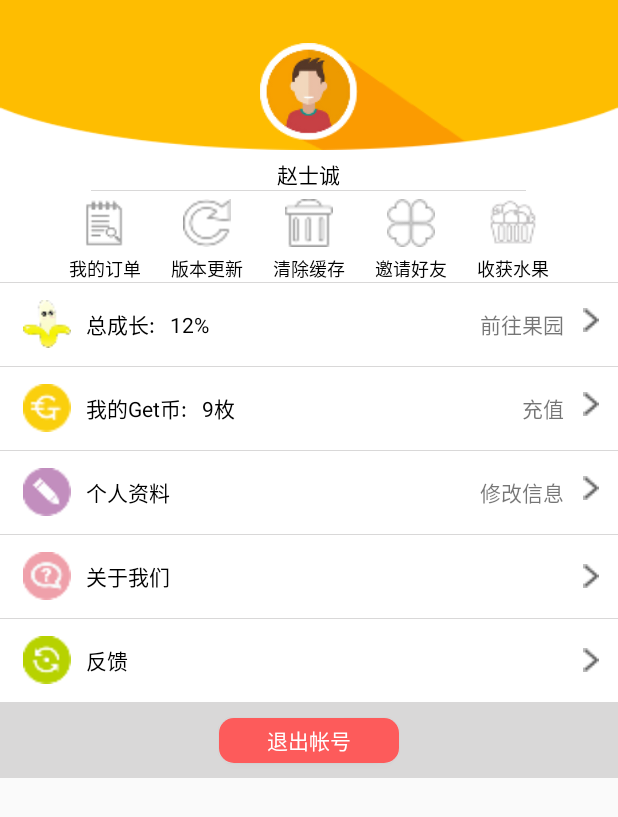
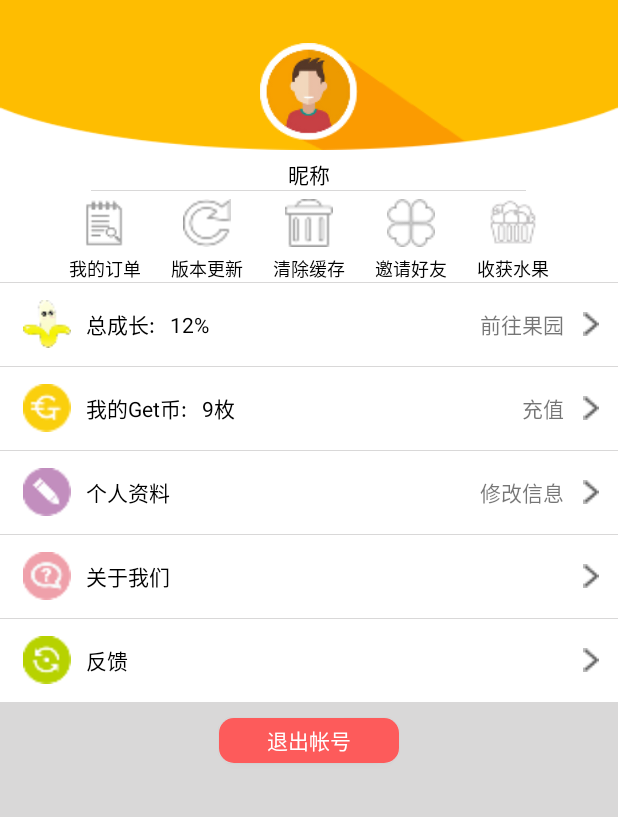
Before and after one commit to SengarWu/MrFruit, an Android app: the fragment MeFragment shown on its own in the app's theme, on a phone screen of 412 x 824 dp. Shown: the top 817 px of the screen. Run offline under Robolectric (Android 15) with nearby library versions, the phone set to English and light mode, and no system bars.

Commit message:
fragment_我的界面

```diff
--- a/app/src/main/java/com/xpple/fruits/me/ui/MeFragment.java
+++ b/app/src/main/java/com/xpple/fruits/me/ui/MeFragment.java
@@ -4,16 +4,90 @@ import android.os.Bundle;
 import android.view.LayoutInflater;
 import android.view.View;
 import android.view.ViewGroup;
+import android.widget.Button;
+import android.widget.ImageButton;
+import android.widget.ImageView;
+import android.widget.LinearLayout;
+import android.widget.TextView;
 
 import com.xpple.fruits.R;
 import com.xpple.fruits.base.BaseFragment;
 
-public class MeFragment extends BaseFragment {
+public class MeFragment extends BaseFragment implements View.OnClickListener {
+
+    private View parentView;
+    private ImageView iv_mine_head;
+    private TextView tv_mine_nickname;
+    private ImageButton ib_mine_list;
+    private ImageButton ib_mine_update;
+    private ImageButton ib_mine_delete;
+    private ImageButton ib_mine_add;
+    private ImageButton ib_mine_fruit;
+    private TextView tv_mine_growth;
+    private TextView tv_get_coin;
+    private LinearLayout ll_mine_orchard;
+    private LinearLayout ll_mine_getcoin;
+    private LinearLayout ll_mine_address;
+    private LinearLayout ll_mine_about;
+    private LinearLayout ll_mine_back;
+    private Button bt_mine_out;
+
+
 
     @Override
     public View onCreateView(LayoutInflater inflater, ViewGroup container,
                              Bundle savedInstanceState) {
+        parentView = inflater.inflate(R.layout.fragment_me, container, false);
+        initView();
+        return parentView;
+    }
 
-        return inflater.inflate(R.layout.fragment_me, container, false);
+    private void initView() {
+        ib_mine_list = (ImageButton) parentView.findViewById(R.id.ib_mine_list);
+        ib_mine_list.setOnClickListener(this);
+    }
+
+    @Override
+    public void onClick(View v) {
+        switch (v.getId())
+        {
+
+            case R.id.ib_mine_list://我的订单
+
+                break;
+            case R.id.ib_mine_update://版本更新
+
+                break;
+
+            case R.id.ib_mine_delete://清除缓存
+
+                break;
+
+            case R.id.ib_mine_add://邀请好友
+
+                break;
+
+            case R.id.ib_mine_fruit://收获水果
+
+                break;
+            case R.id.ll_mine_orchard://前往果园
+
+                break;
+            case R.id.ll_mine_getcoin://充值
+
+                break;
+            case R.id.ll_mine_personal://修改信息
+
+                break;
+            case R.id.ll_mine_about://关于我们
+
+                break;
+            case R.id.ll_mine_back://反馈
+
+                break;
+            case R.id.bt_mine_out://退出帐号
+
+                break;
+        }
     }
 }
--- a/app/src/main/res/layout/fragment_me.xml
+++ b/app/src/main/res/layout/fragment_me.xml
@@ -7,7 +7,8 @@
     <LinearLayout
         android:layout_width="match_parent"
         android:layout_height="match_parent"
-        android:orientation="vertical">
+        android:orientation="vertical"
+        android:background="@color/viewColor">
 
         <ScrollView
             android:layout_width="match_parent"
@@ -23,6 +24,7 @@
                     android:layout_height="100dp"
                     android:background="@mipmap/mine_background">
                     <ImageView
+                        android:id="@+id/iv_mine_head"
                         android:layout_width="65dp"
                         android:layout_height="65dp"
                         android:src="@mipmap/touxiang"
@@ -39,12 +41,13 @@
                     android:background="#ffffff">
 
                     <TextView
+                        android:id="@+id/tv_mine_nickname"
                         android:layout_width="wrap_content"
                         android:layout_height="wrap_content"
                         android:layout_gravity="center_horizontal"
                         android:layout_marginTop="5dp"
                         android:textColor="@color/content"
-                        android:text="赵士诚"
+                        android:text="昵称"
                         android:textSize="@dimen/textview_size"/>
 
                     <View
@@ -68,7 +71,7 @@
                             android:gravity="center">
 
                             <ImageButton
-                                android:id="@+id/mine_list"
+                                android:id="@+id/ib_mine_list"
                                 android:layout_width="32dp"
                                 android:layout_height="32dp"
                                 android:background="@color/transpant"
@@ -91,7 +94,7 @@
                             android:layout_marginLeft="20dp">
 
                             <ImageButton
-                                android:id="@+id/mine_update"
+                                android:id="@+id/ib_mine_update"
                                 android:layout_width="32dp"
                                 android:layout_height="32dp"
                                 android:scaleType="fitCenter"
@@ -114,7 +117,7 @@
                             android:layout_marginLeft="20dp">
 
                             <ImageButton
-                                android:id="@+id/mine_delete"
+                                android:id="@+id/ib_mine_delete"
                                 android:layout_width="32dp"
                                 android:layout_height="32dp"
                                 android:scaleType="fitCenter"
@@ -137,7 +140,7 @@
                             android:layout_marginLeft="20dp">
 
                             <ImageButton
-                                android:id="@+id/mine_add"
+                                android:id="@+id/ib_mine_add"
                                 android:layout_width="32dp"
                                 android:layout_height="32dp"
                                 android:scaleType="fitCenter"
@@ -160,7 +163,7 @@
                             android:layout_marginLeft="20dp">
 
                             <ImageButton
-                                android:id="@+id/mine_fruit"
+                                android:id="@+id/ib_mine_fruit"
                                 android:layout_width="32dp"
                                 android:layout_height="32dp"
                                 android:scaleType="fitCenter"
@@ -201,7 +204,7 @@
                             android:layout_marginLeft="10dp"/>
 
                         <TextView
-                            android:id="@+id/tv_get"
+                            android:id="@+id/tv_mine_growth"
                             android:layout_width="wrap_content"
                             android:layout_height="wrap_content"
                             android:layout_marginLeft="10dp"
@@ -210,9 +213,9 @@
                             android:text="12%"/>
 
                         <LinearLayout
-                            android:id="@+id/ll_get"
+                            android:id="@+id/ll_mine_orchard"
                             android:layout_width="match_parent"
-                            android:layout_height="wrap_content"
+                            android:layout_height="match_parent"
                             android:gravity="right"
                             android:paddingRight="10dp">
 
@@ -227,6 +230,7 @@
                             <ImageView
                                 android:layout_width="16dp"
                                 android:layout_height="16dp"
+                                android:layout_gravity="center_vertical"
                                 android:src="@mipmap/more"/>
 
                         </LinearLayout>
@@ -261,18 +265,23 @@
                             android:layout_marginLeft="10dp"/>
 
                         <TextView
-                            android:id="@+id/tv_money"
+                            android:id="@+id/tv_get_coin"
                             android:layout_width="wrap_content"
                             android:layout_height="wrap_content"
                             android:layout_marginLeft="10dp"
                             android:textSize="@dimen/textview_size"
                             android:textColor="@color/content"
-                            android:text="9枚"/>
-
+                            android:text="9"/>
+                        <TextView
+                            android:layout_width="wrap_content"
+                            android:layout_height="wrap_content"
+                            android:textSize="@dimen/textview_size"
+                            android:textColor="@color/content"
+                            android:text="枚"/>
                         <LinearLayout
-                            android:id="@+id/ll_orchard"
+                            android:id="@+id/ll_mine_getcoin"
                             android:layout_width="match_parent"
-                            android:layout_height="wrap_content"
+                            android:layout_height="match_parent"
                             android:gravity="right"
                             android:paddingRight="10dp">
 
@@ -287,6 +296,7 @@
                             <ImageView
                                 android:layout_width="16dp"
                                 android:layout_height="16dp"
+                                android:layout_gravity="center_vertical"
                                 android:src="@mipmap/more"/>
 
                         </LinearLayout>
@@ -328,9 +338,9 @@
 
 
                         <LinearLayout
-                            android:id="@+id/ll_address"
+                            android:id="@+id/ll_mine_personal"
                             android:layout_width="match_parent"
-                            android:layout_height="wrap_content"
+                            android:layout_height="match_parent"
                             android:gravity="right"
                             android:paddingRight="10dp">
 
@@ -345,6 +355,7 @@
                             <ImageView
                                 android:layout_width="16dp"
                                 android:layout_height="16dp"
+                                android:layout_gravity="center_vertical"
                                 android:src="@mipmap/more"/>
 
                         </LinearLayout>
@@ -378,15 +389,16 @@
                             android:layout_marginLeft="10dp"/>
 
                         <LinearLayout
-                            android:id="@+id/ll_about"
+                            android:id="@+id/ll_mine_about"
                             android:layout_width="match_parent"
-                            android:layout_height="wrap_content"
+                            android:layout_height="match_parent"
                             android:gravity="right"
                             android:paddingRight="10dp">
 
                             <ImageView
                                 android:layout_width="16dp"
                                 android:layout_height="16dp"
+                                android:layout_gravity="center_vertical"
                                 android:src="@mipmap/more"/>
 
                         </LinearLayout>
@@ -420,15 +432,16 @@
                             android:layout_marginLeft="10dp"/>
 
                         <LinearLayout
-                            android:id="@+id/ll_back"
+                            android:id="@+id/ll_mine_back"
                             android:layout_width="match_parent"
-                            android:layout_height="wrap_content"
+                            android:layout_height="match_parent"
                             android:gravity="right"
                             android:paddingRight="10dp">
 
                             <ImageView
                                 android:layout_width="16dp"
                                 android:layout_height="16dp"
+                                android:layout_gravity="center_vertical"
                                 android:src="@mipmap/more"/>
 
                         </LinearLayout>
@@ -442,14 +455,15 @@
 
                     <RelativeLayout
                         android:layout_width="match_parent"
-                        android:layout_height="50dp"
+                        android:layout_height="match_parent"
 
                         android:layout_gravity="center"
                         android:background="@color/viewColor">
                         <Button
-                            android:id="@+id/out"
+                            android:id="@+id/bt_mine_out"
                             android:layout_width="120dp"
                             android:layout_height="30dp"
+                            android:layout_marginTop="20dp"
                             android:background="@mipmap/button_style"
                             android:layout_centerInParent="true"
                             android:textColor="#FFFFFF"
```
